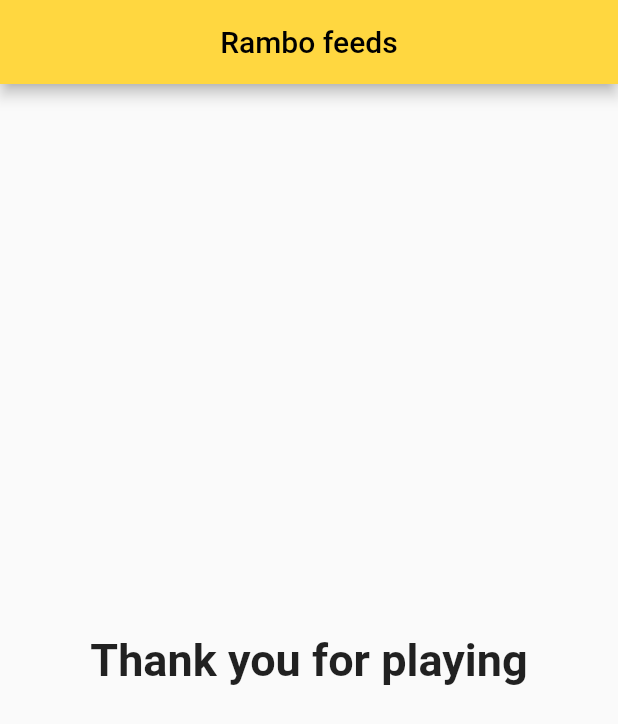
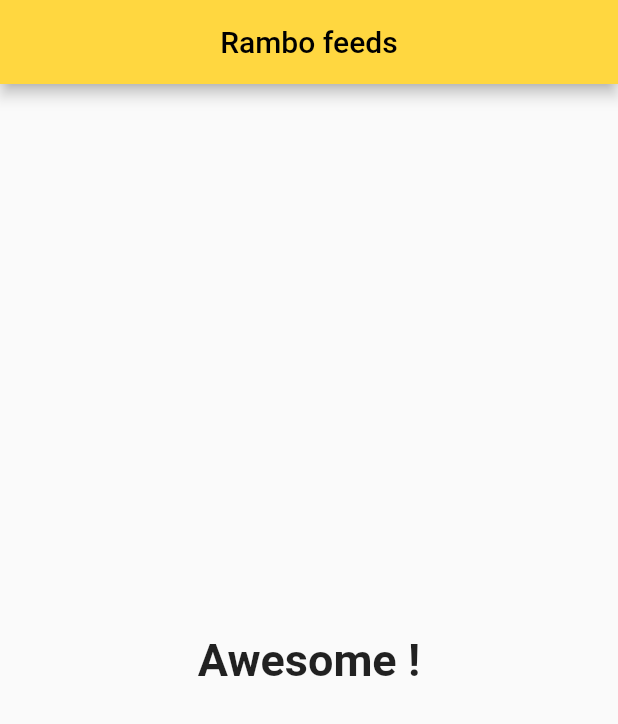
Before and after one commit to av1v3k/learn_flutter, a Flutter app: the screen it shows after launch, after a tap on "Red", after a tap on "Candy", after a tap on "Travelling", on a phone screen of 412 x 824 dp. Shown: the top 724 px of the screen. Run offline on Flutter 3.47's test engine with Material 2 defaults, Android fonts, the phone set to English and light mode, and no system bars.

Commit message:
with the score obtained, modify text dynamically using a function/getter;

```diff
--- a/first_app/lib/result.dart
+++ b/first_app/lib/result.dart
@@ -3,12 +3,28 @@ import 'package:flutter/material.dart';
 class Result extends StatelessWidget {
   final int resultScore;
 
+  String get _resultPhrase {
+    String resultText = 'Awesome !';
+    if (resultScore <= 8) {
+      resultText = 'Not Bad !';
+    } else if (resultScore <= 12) {
+      resultText = 'OMG!';
+    } else if (resultScore <= 20) {
+      resultText = 'Smashed it!';
+    }
+    return resultText;
+  }
+
   const Result(this.resultScore, {super.key});
 
   @override
   Widget build(BuildContext context) {
-    return const Center(
-      child: Text('Thank you for playing', style: TextStyle(fontWeight: FontWeight.bold, fontSize: 30)),
+    return Center(
+      child: Text(
+        _resultPhrase,
+        style: const TextStyle(fontWeight: FontWeight.bold, fontSize: 30),
+        textAlign: TextAlign.center,
+      ),
     );
   }
 }
```
